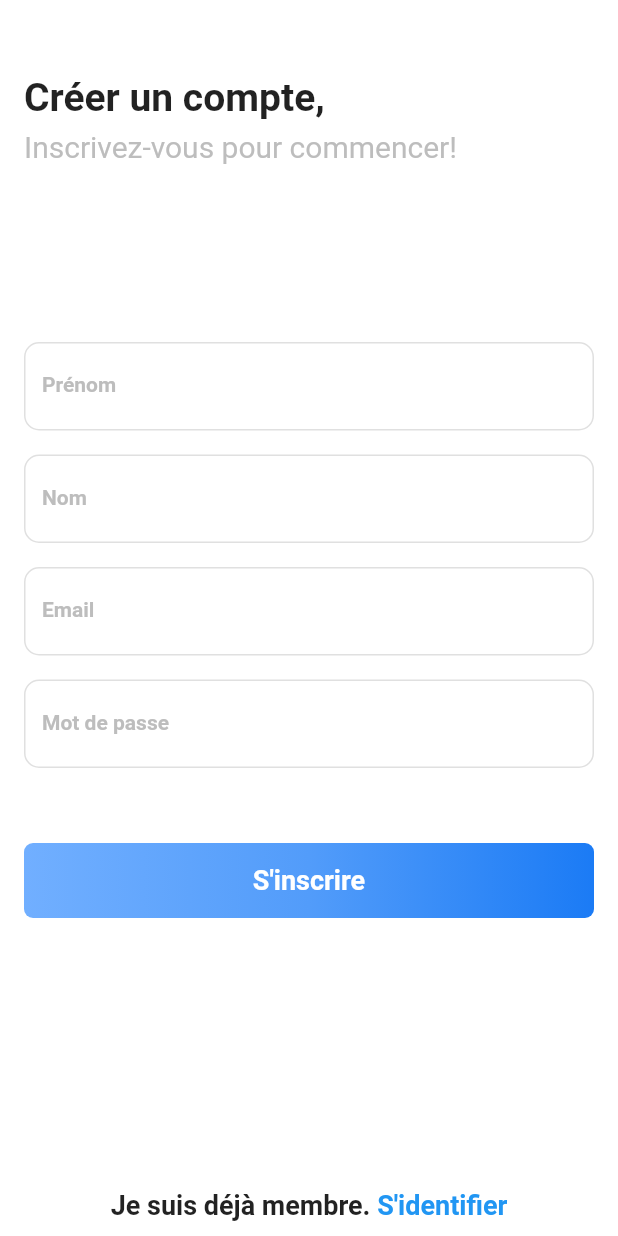
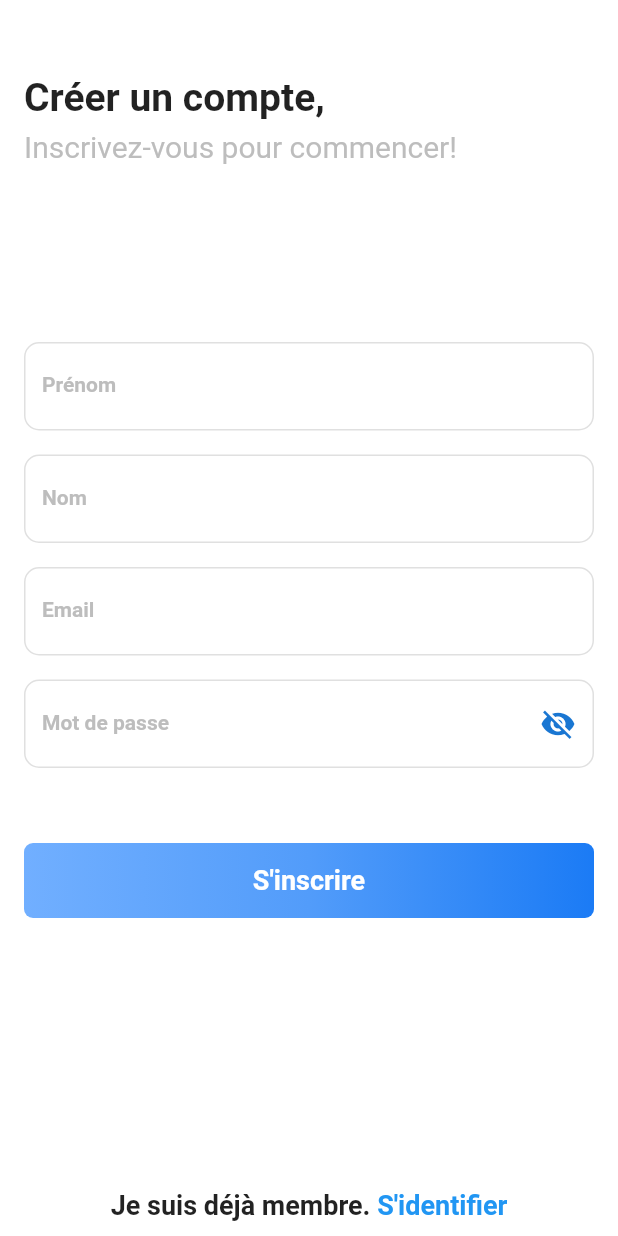
Before and after one commit to Hug0x0/PetsMeetapp, a Flutter app: the Register screen opened directly, on a phone screen of 412 x 824 dp. Run offline on Flutter 3.47's test engine with Material 2 defaults, Android fonts, the phone set to English and light mode, and no system bars; our stand-ins replace cloud_firestore, email_validator, firebase_auth, firebase_core, google_maps_flutter; accounts and stored records are empty.

Commit message:
add showpassword in reggister

```diff
--- a/lib/screens/register.dart
+++ b/lib/screens/register.dart
@@ -1,14 +1,9 @@
 import 'package:email_validator/email_validator.dart';
 import 'package:firebase_auth/firebase_auth.dart';
-import 'package:cloud_firestore/cloud_firestore.dart';
 import 'package:flutter/material.dart';
-import 'package:pets_meet/screens/connection.dart';
 import 'package:pets_meet/routes.dart';
 import 'package:pets_meet/routing.dart';
-import 'package:pets_meet/screens/home.dart';
-import 'package:pets_meet/screens/navigation.dart';
 import 'package:pets_meet/services/firebaseServices.dart';
-import '../widget/button/customButton.dart';
 
 final FirebaseServices _auth = FirebaseServices();
 
@@ -18,6 +13,12 @@ class Register extends StatefulWidget {
 }
 
 class _RegisterState extends State<Register> {
+  @override
+  // ignore: must_call_super
+  void initState() {
+    _passwordVisible = false;
+  }
+
   final TextEditingController _lastnameController = TextEditingController();
   final TextEditingController _firstnameController = TextEditingController();
   final TextEditingController _emailController = TextEditingController();
@@ -27,6 +28,7 @@ class _RegisterState extends State<Register> {
   String createAccountMessage;
   bool _success;
   String _userEmail;
+  bool _passwordVisible = true;
 
   void dispose() {
     _emailController.dispose();
@@ -152,6 +154,7 @@ class _RegisterState extends State<Register> {
                         height: 16,
                       ),
                       TextFormField(
+                        obscureText: !_passwordVisible,
                         controller: _passwordController,
                         validator: (String value) {
                           if (value.isEmpty) {
@@ -159,8 +162,23 @@ class _RegisterState extends State<Register> {
                           }
                           return null;
                         },
-                        obscureText: true,
                         decoration: InputDecoration(
+                          hasFloatingPlaceholder: true,
+                          filled: true,
+                          fillColor: Colors.white.withOpacity(0.5),
+                          suffixIcon: IconButton(
+                            icon: Icon(
+                              _passwordVisible
+                                  ? Icons.visibility
+                                  : Icons.visibility_off,
+                              color: Theme.of(context).primaryColorDark,
+                            ),
+                            onPressed: () {
+                              setState(() {
+                                _passwordVisible = !_passwordVisible;
+                              });
+                            },
+                          ),
                           labelText: "Mot de passe",
                           labelStyle: TextStyle(
                               fontSize: 14,
```
